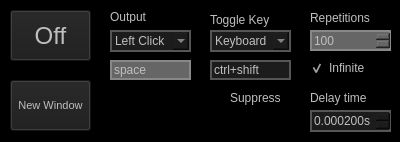
This is gui.ui in KermitPurple/clicker as Qt 5 draws it before an edit. The edited form follows.
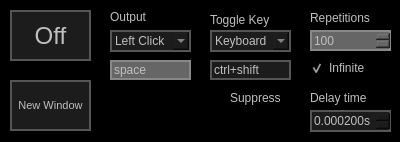
This is the edited form.

Commit message: Add border to buttons

```diff
--- a/gui.ui
+++ b/gui.ui
@@ -44,7 +44,7 @@
      <enum>Qt::NoFocus</enum>
     </property>
     <property name="styleSheet">
-     <string notr="true">QPushButton{background:#1c1c1c;}QPushButton:hover{background:#333}</string>
+     <string notr="true">QPushButton{background:#1c1c1c;border: 2px solid #555;}QPushButton:hover{background:#333}</string>
     </property>
     <property name="text">
      <string>Off</string>
@@ -362,7 +362,7 @@
      </font>
     </property>
     <property name="styleSheet">
-     <string notr="true">QPushButton{background:#1c1c1c;}QPushButton:hover{background:#333}</string>
+     <string notr="true">QPushButton{background:#1c1c1c;border: 2px solid #555;}QPushButton:hover{background:#333}</string>
     </property>
     <property name="text">
      <string>New Window</string>
```
